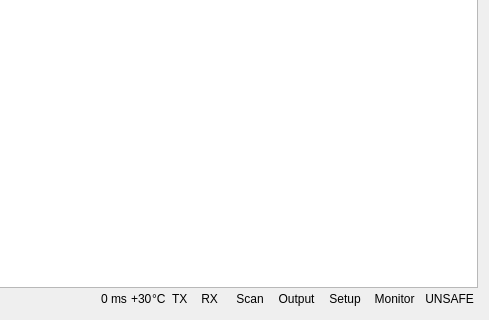
Qt form FlightController/FlightController.ui (dmaone/CommonSense) before a commit; both pictures show x 291 to 780 and y 230 to 550 of the 780 by 550 pixel window.
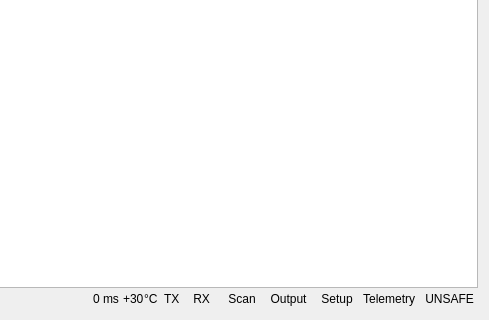
The same form after that commit. Custom widgets are drawn as their Qt base class.

Commit message: s/Matrix monitor/Telemetry across FC and firmware.

Diff of the .ui file:
```diff
--- a/FlightController/FlightController.ui
+++ b/FlightController/FlightController.ui
@@ -271,7 +271,7 @@
       <item row="1" column="17">
        <widget class="QLabel" name="monitorLabel">
         <property name="text">
-         <string>  Monitor  </string>
+         <string> Telemetry  </string>
         </property>
        </widget>
       </item>
```
Left out of the diff: 2 changed lines with no effect on the pictures. The commit also changes 10 other files.
